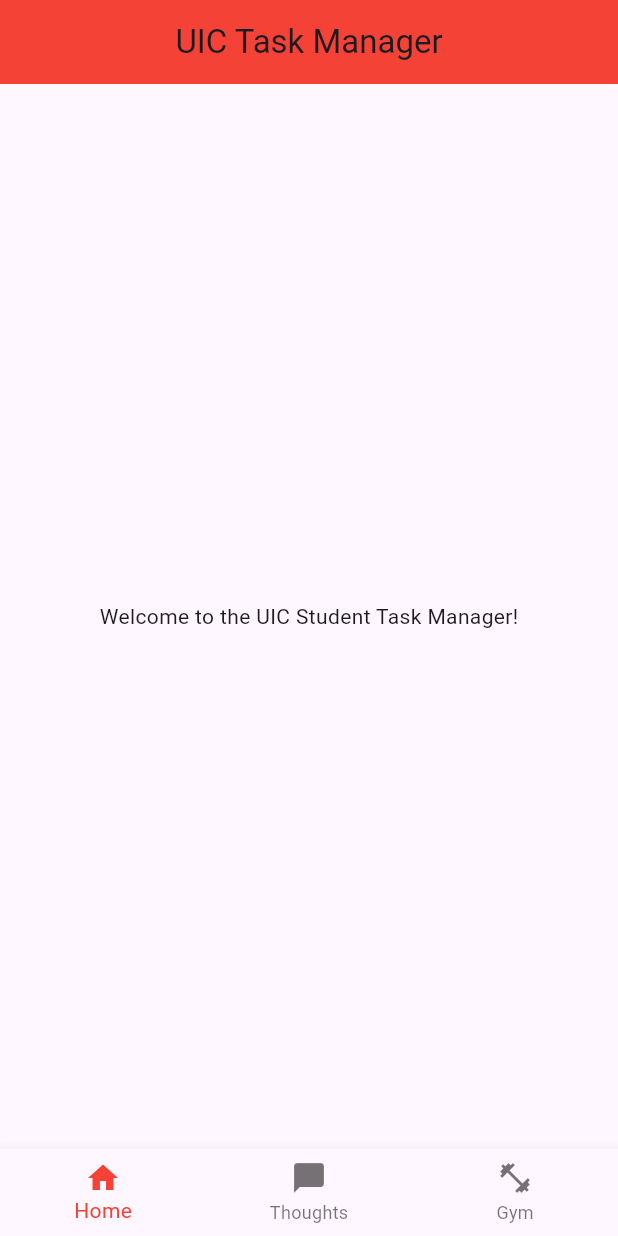
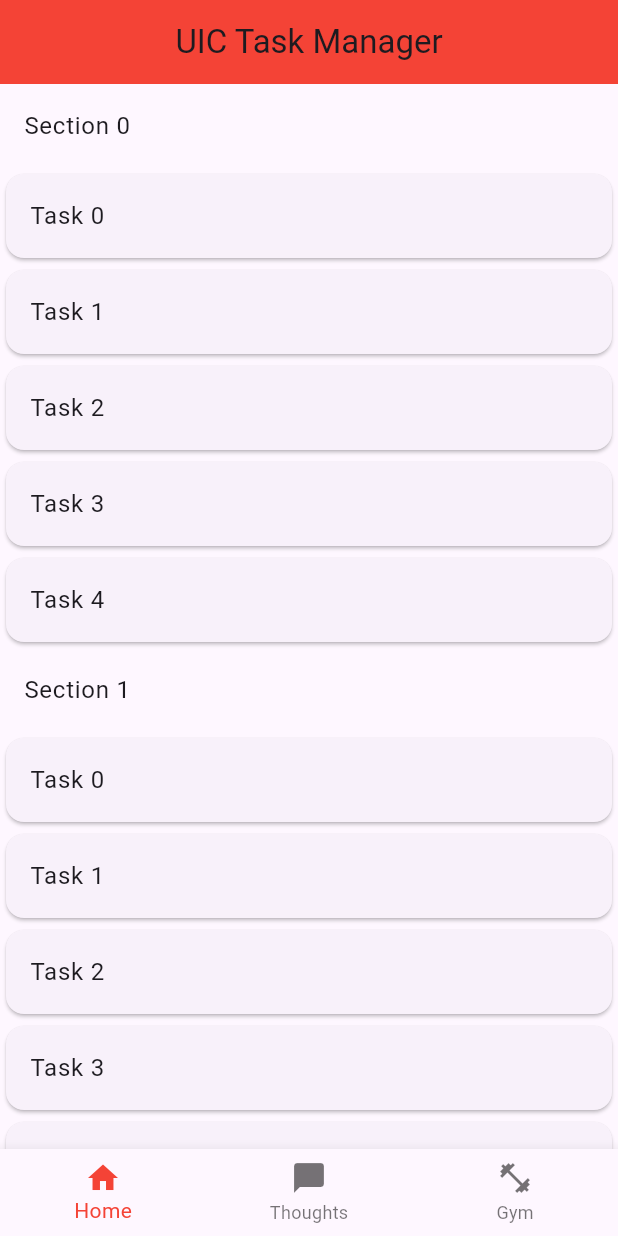
Before and after one commit to acm-uic/student-task-manager-sig-mobile-dev, a Flutter app: the screen it shows after launch, on a phone screen of 412 x 824 dp. Run offline on Flutter 3.47's test engine with Material 3 defaults, Android fonts, the light colour scheme and no system bars; our stand-ins replace get.

Commit message:
Update home.dart
Added the Sections and Subsections in Home Screen that is scrollable, currently hard coded to have 5 sections each with 5 subsections. Subsections have the ability to be tapped.

```diff
--- a/lib/screens/home.dart
+++ b/lib/screens/home.dart
@@ -8,16 +8,56 @@ class MainHomePage extends StatelessWidget {
   Widget build(BuildContext context) {
     return Scaffold (
       appBar: AppBar(
-          title: Text("UIC Task Manager"),
+          title: const Text("UIC Task Manager"),
           backgroundColor: Colors.red,
           centerTitle: true,
       ),
-      body: const Center(
-        child: Text(
-          "Welcome to the UIC Student Task Manager!"
-        ),
+      body: Center(
+        child: sectionList(),
       ),
       bottomNavigationBar: bottomTabNavigator(),
     ); // placeholder text in center of the screen
   }
 }
+
+Widget sectionList() {
+  return ListView.builder(
+    itemCount: 5,
+    itemBuilder: (context, sectionIndex) {
+      return Column(
+        children: [
+          ListTile(
+            title: Text('Section $sectionIndex'),
+          ),
+          subsectionList(sectionIndex),
+        ],
+      );
+    }
+  );
+}
+
+Widget subsectionList(int sectionIndex) {
+  return ListView.builder(
+    shrinkWrap: true,
+    physics: const ClampingScrollPhysics(),
+    itemCount: 5,
+    itemBuilder: (context, subsectionIndex) {
+      return subsectionTask(subsectionIndex);
+    },
+  );
+}
+
+Widget subsectionTask(int subsectionIndex) {
+  return Card(
+    clipBehavior: Clip.hardEdge,
+    child: InkWell(
+      splashColor: Colors.red.withAlpha(30),
+      onTap: () {
+        debugPrint('Card $subsectionIndex tapped.'); /* if needed: clicking on card goes here */
+      },
+      child: ListTile(
+        title: Text('Task $subsectionIndex'),
+      ),
+    ),
+  );
+}
```
